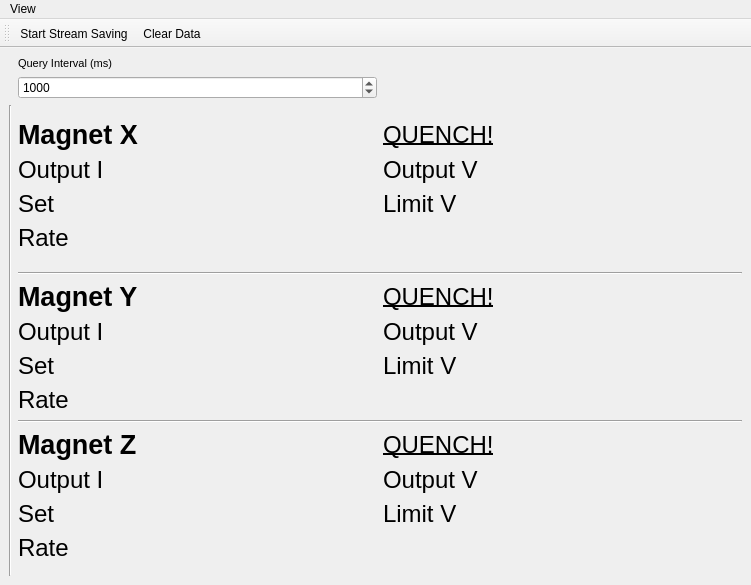
Before: the Qt Designer form gui/simple_magnet/ui_simple_magnet.ui in projecthira/qudi-hira, drawn with Qt 5.
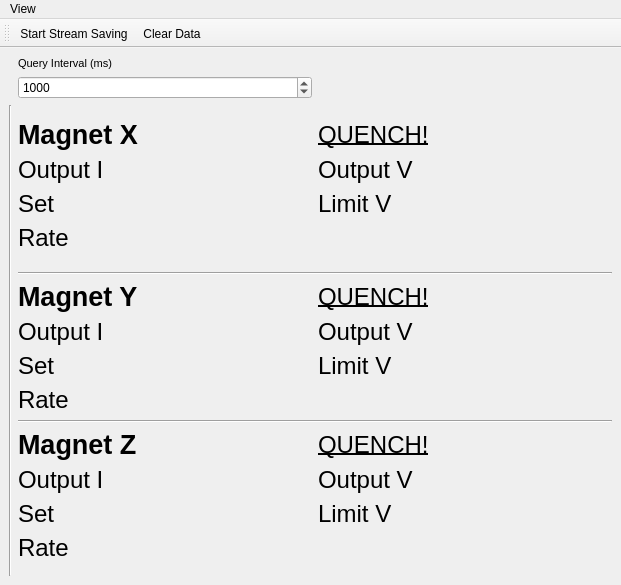
After: the same form once the commit is applied. Icons and pictures are not drawn.

Commit message: Bugfixing SC magnet plotting. Updated UI

```diff
--- a/gui/simple_magnet/ui_simple_magnet.ui
+++ b/gui/simple_magnet/ui_simple_magnet.ui
@@ -6,7 +6,7 @@
    <rect>
     <x>0</x>
     <y>0</y>
-    <width>751</width>
+    <width>621</width>
     <height>585</height>
    </rect>
   </property>
@@ -371,7 +371,7 @@
     <rect>
      <x>0</x>
      <y>0</y>
-     <width>751</width>
+     <width>621</width>
      <height>21</height>
     </rect>
    </property>
```
Left out of the diff: 12 changed lines with no effect on the pictures. The commit also changes 2 other files.
